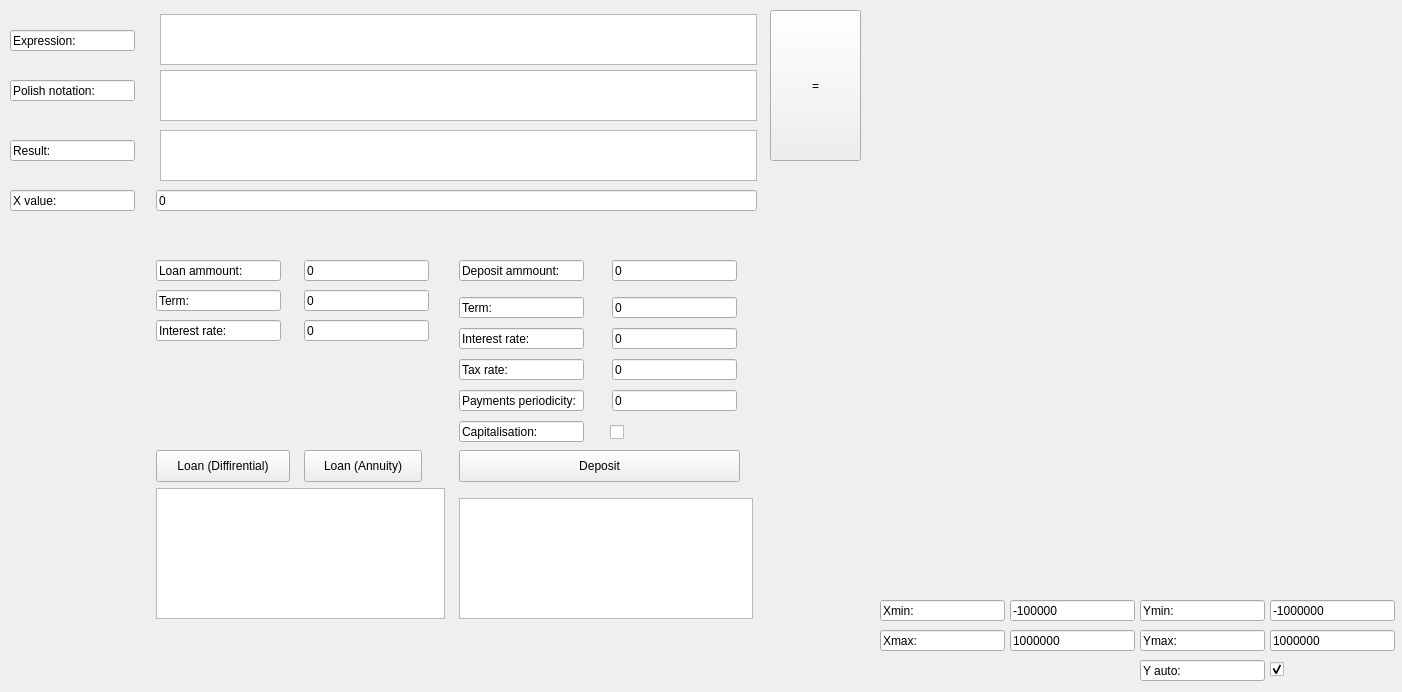
This is src/gui/gt_gui/mainwindow.ui in Ivanuil/SmartCalc as Qt 5 draws it before an edit. The edited form follows.
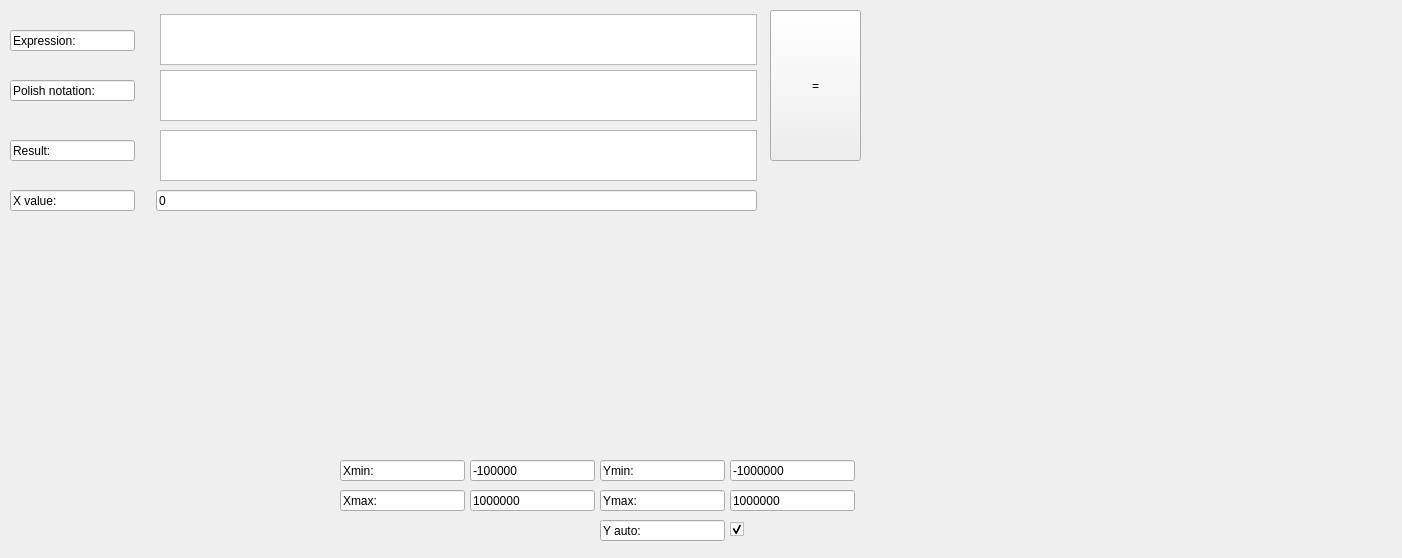
This is the edited form. Custom widgets are drawn as their Qt base class.

The edit to the form file:
```diff
--- a/src/gui/gt_gui/mainwindow.ui
+++ b/src/gui/gt_gui/mainwindow.ui
@@ -7,235 +7,19 @@
     <x>0</x>
     <y>0</y>
     <width>1402</width>
-    <height>692</height>
+    <height>558</height>
    </rect>
   </property>
+  <property name="sizePolicy">
+   <sizepolicy hsizetype="Fixed" vsizetype="Fixed">
+    <horstretch>0</horstretch>
+    <verstretch>0</verstretch>
+   </sizepolicy>
+  </property>
   <property name="windowTitle">
    <string>MainWindow</string>
   </property>
   <widget class="QWidget" name="centralwidget">
-   <widget class="QLineEdit" name="lineEdit_12">
-    <property name="geometry">
-     <rect>
-      <x>459</x>
-      <y>421</y>
-      <width>125</width>
-      <height>21</height>
-     </rect>
-    </property>
-    <property name="text">
-     <string>Capitalisation:</string>
-    </property>
-    <property name="readOnly">
-     <bool>true</bool>
-    </property>
-   </widget>
-   <widget class="QLineEdit" name="lineEdit_10">
-    <property name="geometry">
-     <rect>
-      <x>459</x>
-      <y>359</y>
-      <width>125</width>
-      <height>21</height>
-     </rect>
-    </property>
-    <property name="text">
-     <string>Tax rate: </string>
-    </property>
-    <property name="readOnly">
-     <bool>true</bool>
-    </property>
-   </widget>
-   <widget class="QLineEdit" name="depositInteterstRateTextEdit">
-    <property name="geometry">
-     <rect>
-      <x>612</x>
-      <y>328</y>
-      <width>125</width>
-      <height>21</height>
-     </rect>
-    </property>
-    <property name="text">
-     <string>0</string>
-    </property>
-   </widget>
-   <widget class="QLineEdit" name="lineEdit_8">
-    <property name="geometry">
-     <rect>
-      <x>459</x>
-      <y>297</y>
-      <width>125</width>
-      <height>21</height>
-     </rect>
-    </property>
-    <property name="text">
-     <string>Term: </string>
-    </property>
-    <property name="readOnly">
-     <bool>true</bool>
-    </property>
-   </widget>
-   <widget class="QLineEdit" name="lineEdit_4">
-    <property name="geometry">
-     <rect>
-      <x>156</x>
-      <y>260</y>
-      <width>125</width>
-      <height>21</height>
-     </rect>
-    </property>
-    <property name="text">
-     <string>Loan ammount: </string>
-    </property>
-    <property name="readOnly">
-     <bool>true</bool>
-    </property>
-   </widget>
-   <widget class="QLineEdit" name="depositTermTextEdit">
-    <property name="geometry">
-     <rect>
-      <x>612</x>
-      <y>297</y>
-      <width>125</width>
-      <height>21</height>
-     </rect>
-    </property>
-    <property name="text">
-     <string>0</string>
-    </property>
-   </widget>
-   <widget class="QPushButton" name="loanAnnButton">
-    <property name="geometry">
-     <rect>
-      <x>304</x>
-      <y>450</y>
-      <width>118</width>
-      <height>32</height>
-     </rect>
-    </property>
-    <property name="text">
-     <string>Loan (Annuity)</string>
-    </property>
-   </widget>
-   <widget class="QLineEdit" name="lineEdit_11">
-    <property name="geometry">
-     <rect>
-      <x>459</x>
-      <y>390</y>
-      <width>125</width>
-      <height>21</height>
-     </rect>
-    </property>
-    <property name="text">
-     <string>Payments periodicity: </string>
-    </property>
-    <property name="readOnly">
-     <bool>true</bool>
-    </property>
-   </widget>
-   <widget class="QLineEdit" name="depositAmmoutTextEdit">
-    <property name="geometry">
-     <rect>
-      <x>612</x>
-      <y>260</y>
-      <width>125</width>
-      <height>21</height>
-     </rect>
-    </property>
-    <property name="text">
-     <string>0</string>
-    </property>
-   </widget>
-   <widget class="QLineEdit" name="lineEdit_6">
-    <property name="geometry">
-     <rect>
-      <x>156</x>
-      <y>320</y>
-      <width>125</width>
-      <height>21</height>
-     </rect>
-    </property>
-    <property name="text">
-     <string>Interest rate: </string>
-    </property>
-    <property name="readOnly">
-     <bool>true</bool>
-    </property>
-   </widget>
-   <widget class="QLineEdit" name="lineEdit_5">
-    <property name="geometry">
-     <rect>
-      <x>156</x>
-      <y>290</y>
-      <width>125</width>
-      <height>21</height>
-     </rect>
-    </property>
-    <property name="text">
-     <string>Term: </string>
-    </property>
-    <property name="readOnly">
-     <bool>true</bool>
-    </property>
-   </widget>
-   <widget class="QLineEdit" name="loanAmmountTextEdit">
-    <property name="geometry">
-     <rect>
-      <x>304</x>
-      <y>260</y>
-      <width>125</width>
-      <height>21</height>
-     </rect>
-    </property>
-    <property name="text">
-     <string>0</string>
-    </property>
-   </widget>
-   <widget class="QLineEdit" name="interestRateTextEdit">
-    <property name="geometry">
-     <rect>
-      <x>304</x>
-      <y>320</y>
-      <width>125</width>
-      <height>21</height>
-     </rect>
-    </property>
-    <property name="text">
-     <string>0</string>
-    </property>
-   </widget>
-   <widget class="QLineEdit" name="termTextEdit">
-    <property name="geometry">
-     <rect>
-      <x>304</x>
-      <y>290</y>
-      <width>125</width>
-      <height>21</height>
-     </rect>
-    </property>
-    <property name="text">
-     <string>0</string>
-    </property>
-   </widget>
-   <widget class="QPlainTextEdit" name="loanOutput">
-    <property name="geometry">
-     <rect>
-      <x>156</x>
-      <y>488</y>
-      <width>289</width>
-      <height>131</height>
-     </rect>
-    </property>
-    <property name="minimumSize">
-     <size>
-      <width>0</width>
-      <height>100</height>
-     </size>
-    </property>
-    <property name="readOnly">
-     <bool>true</bool>
-    </property>
-   </widget>
    <widget class="QPlainTextEdit" name="expressionTextEdit">
     <property name="geometry">
      <rect>
@@ -246,19 +30,6 @@
      </rect>
     </property>
    </widget>
-   <widget class="QPushButton" name="loanDifButton">
-    <property name="geometry">
-     <rect>
-      <x>156</x>
-      <y>450</y>
-      <width>134</width>
-      <height>32</height>
-     </rect>
-    </property>
-    <property name="text">
-     <string>Loan (Diffirential)</string>
-    </property>
-   </widget>
    <widget class="QLineEdit" name="xTextEdit">
     <property name="geometry">
      <rect>
@@ -288,19 +59,6 @@
      <bool>true</bool>
     </property>
    </widget>
-   <widget class="QPushButton" name="depositButton">
-    <property name="geometry">
-     <rect>
-      <x>459</x>
-      <y>450</y>
-      <width>281</width>
-      <height>32</height>
-     </rect>
-    </property>
-    <property name="text">
-     <string>Deposit</string>
-    </property>
-   </widget>
    <widget class="QPushButton" name="calculateButton">
     <property name="geometry">
      <rect>
@@ -356,103 +114,13 @@
      <bool>true</bool>
     </property>
    </widget>
-   <widget class="QLineEdit" name="taxRateTextEdit">
-    <property name="geometry">
-     <rect>
-      <x>612</x>
-      <y>359</y>
-      <width>125</width>
-      <height>21</height>
-     </rect>
-    </property>
-    <property name="text">
-     <string>0</string>
-    </property>
-   </widget>
-   <widget class="QPlainTextEdit" name="depositOutout">
-    <property name="geometry">
-     <rect>
-      <x>459</x>
-      <y>498</y>
-      <width>294</width>
-      <height>121</height>
-     </rect>
-    </property>
-    <property name="minimumSize">
-     <size>
-      <width>0</width>
-      <height>100</height>
-     </size>
-    </property>
-    <property name="readOnly">
-     <bool>true</bool>
-    </property>
-   </widget>
-   <widget class="QLineEdit" name="lineEdit_9">
-    <property name="geometry">
-     <rect>
-      <x>459</x>
-      <y>328</y>
-      <width>125</width>
-      <height>21</height>
-     </rect>
-    </property>
-    <property name="text">
-     <string>Interest rate: </string>
-    </property>
-    <property name="readOnly">
-     <bool>true</bool>
-    </property>
-   </widget>
-   <widget class="QLineEdit" name="lineEdit_7">
-    <property name="geometry">
-     <rect>
-      <x>459</x>
-      <y>260</y>
-      <width>125</width>
-      <height>21</height>
-     </rect>
-    </property>
-    <property name="text">
-     <string>Deposit ammount: </string>
-    </property>
-    <property name="readOnly">
-     <bool>true</bool>
-    </property>
-   </widget>
-   <widget class="QCheckBox" name="CapitalisationCheckBox">
-    <property name="geometry">
-     <rect>
-      <x>610</x>
-      <y>423</y>
-      <width>19</width>
-      <height>18</height>
-     </rect>
-    </property>
-    <property name="text">
-     <string/>
-    </property>
-   </widget>
-   <widget class="QLineEdit" name="paymentsPeriodicity">
-    <property name="geometry">
-     <rect>
-      <x>612</x>
-      <y>390</y>
-      <width>125</width>
-      <height>21</height>
-     </rect>
-    </property>
-    <property name="text">
-     <string>0</string>
-    </property>
-   </widget>
    <widget class="QCustomPlot" name="Plot" native="true">
     <property name="geometry">
      <rect>
       <x>869</x>
       <y>14</y>
-      <width>451</width>
-      <height>541</height>
+      <width>511</width>
+      <height>531</height>
      </rect>
     </property>
     <property name="minimumSize">
@@ -465,8 +133,8 @@
    <widget class="QLineEdit" name="lineEdit_13">
     <property name="geometry">
      <rect>
-      <x>880</x>
-      <y>600</y>
+      <x>340</x>
+      <y>460</y>
       <width>125</width>
       <height>21</height>
      </rect>
@@ -481,8 +149,8 @@
    <widget class="QLineEdit" name="lineEdit_14">
     <property name="geometry">
      <rect>
-      <x>880</x>
-      <y>630</y>
+      <x>340</x>
+      <y>490</y>
       <width>125</width>
       <height>21</height>
      </rect>
@@ -497,8 +165,8 @@
    <widget class="QLineEdit" name="lineEdit_15">
     <property name="geometry">
      <rect>
-      <x>1140</x>
-      <y>600</y>
+      <x>600</x>
+      <y>460</y>
       <width>125</width>
       <height>21</height>
      </rect>
@@ -513,8 +181,8 @@
    <widget class="QLineEdit" name="lineEdit_16">
     <property name="geometry">
      <rect>
-      <x>1140</x>
-      <y>630</y>
+      <x>600</x>
+      <y>490</y>
       <width>125</width>
       <height>21</height>
      </rect>
@@ -529,8 +197,8 @@
    <widget class="QLineEdit" name="Xmin">
     <property name="geometry">
      <rect>
-      <x>1010</x>
-      <y>600</y>
+      <x>470</x>
+      <y>460</y>
       <width>125</width>
       <height>21</height>
      </rect>
@@ -542,8 +210,8 @@
    <widget class="QLineEdit" name="Xmax">
     <property name="geometry">
      <rect>
-      <x>1010</x>
-      <y>630</y>
+      <x>470</x>
+      <y>490</y>
       <width>125</width>
       <height>21</height>
      </rect>
@@ -555,8 +223,8 @@
    <widget class="QLineEdit" name="Ymin">
     <property name="geometry">
      <rect>
-      <x>1270</x>
-      <y>600</y>
+      <x>730</x>
+      <y>460</y>
       <width>125</width>
       <height>21</height>
      </rect>
@@ -568,8 +236,8 @@
    <widget class="QLineEdit" name="Ymax">
     <property name="geometry">
      <rect>
-      <x>1270</x>
-      <y>630</y>
+      <x>730</x>
+      <y>490</y>
       <width>125</width>
       <height>21</height>
      </rect>
@@ -581,8 +249,8 @@
    <widget class="QLineEdit" name="lineEdit_17">
     <property name="geometry">
      <rect>
-      <x>1140</x>
-      <y>660</y>
+      <x>600</x>
+      <y>520</y>
       <width>125</width>
       <height>21</height>
      </rect>
@@ -597,8 +265,8 @@
    <widget class="QCheckBox" name="Yauto">
     <property name="geometry">
      <rect>
-      <x>1270</x>
-      <y>660</y>
+      <x>730</x>
+      <y>520</y>
       <width>19</width>
       <height>18</height>
      </rect>
```
